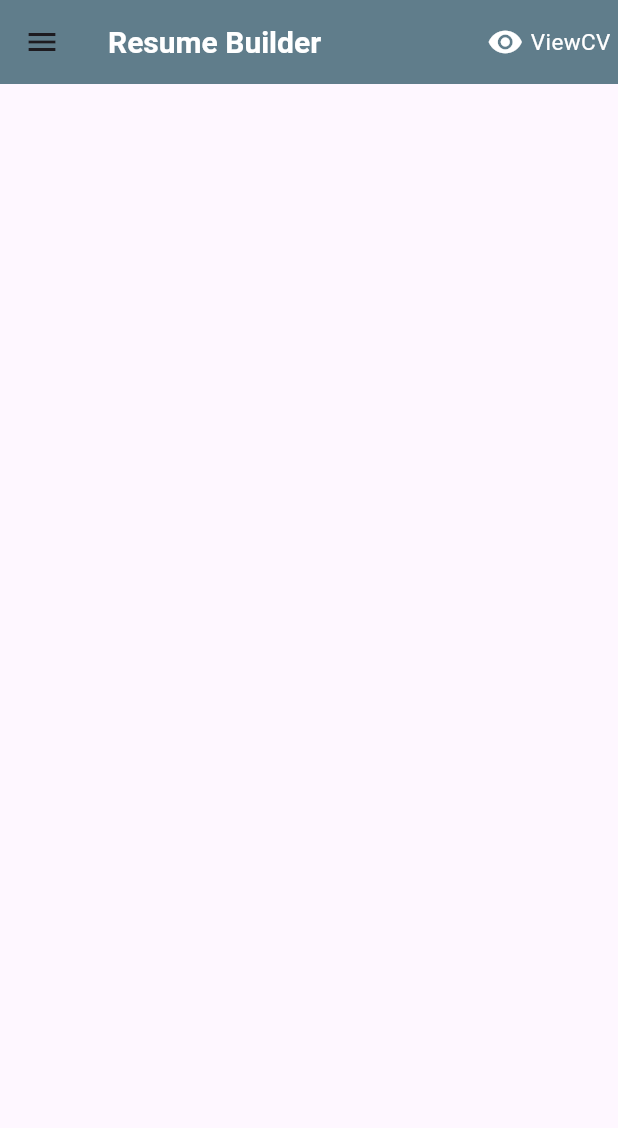
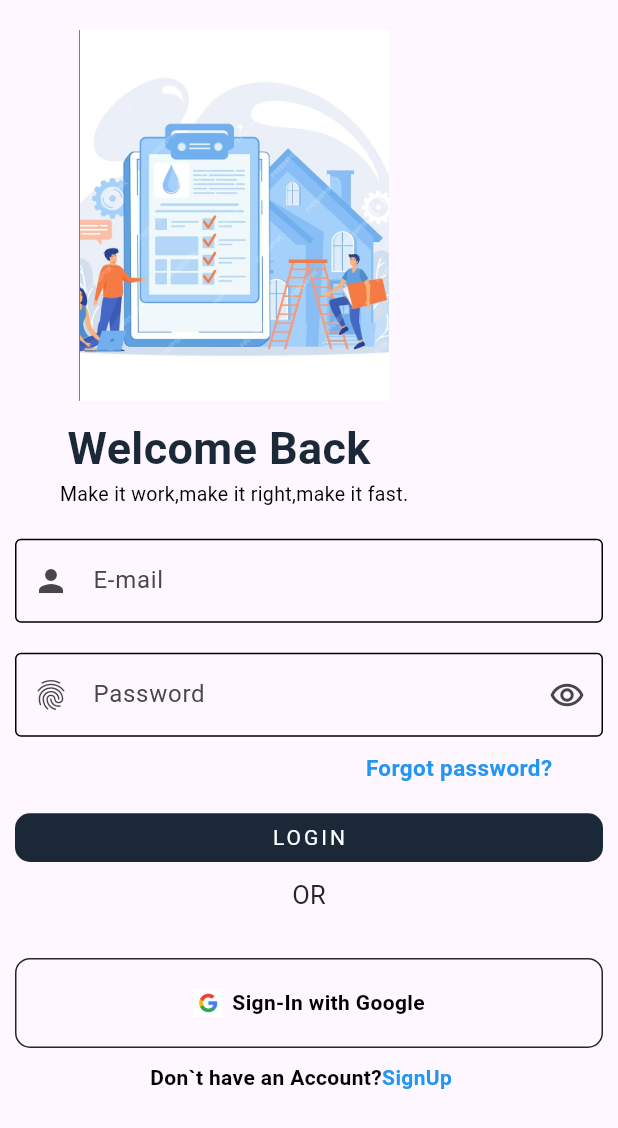
Before and after one commit to Shalu6634/resume_app1, a Flutter app: the screen it shows after launch, on a phone screen of 412 x 824 dp. Shown: the top 1128 px of the screen. Run offline on Flutter 3.47's test engine with Material 3 defaults, Android fonts, the light colour scheme and no system bars; our stand-ins replace image_picker, pdf, printing.

Commit message:
25/05/24

```diff
--- a/lib/screens/homeScreen/PersonalStatement.dart
+++ b/lib/screens/homeScreen/PersonalStatement.dart
@@ -15,6 +15,7 @@ class _PersonalStatementState extends State<PersonalStatement> {
     double width = MediaQuery.of(context).size.width;
     return Scaffold(
       appBar: AppBar(
+        title: Text('Personal Statement',style: TextStyle(color: Colors.white),),
         backgroundColor: Color(0xff1a2838),
         leading: GestureDetector(
           onTap: () {
--- /dev/null
+++ b/lib/screens/homeScreen/login page/login.dart
@@ -0,0 +1,164 @@
+import 'package:flutter/material.dart';
+
+class LoginPage extends StatefulWidget {
+  const LoginPage({super.key});
+
+  @override
+  State<LoginPage> createState() => _LoginPageState();
+}
+TextEditingController txtEmailV = TextEditingController();
+TextEditingController txtPassword = TextEditingController();
+
+class _LoginPageState extends State<LoginPage> {
+  @override
+  Widget build(BuildContext context) {
+    double height = MediaQuery.of(context).size.height;
+    double width = MediaQuery.of(context).size.width;
+    return Scaffold(
+      body: Column(
+        children: [
+          Padding(
+            padding: const EdgeInsets.only(top: 20, right: 100),
+            child: Container(
+              height: height*0.3,
+              width: width*0.5,
+              decoration: BoxDecoration(
+                color: Colors.black,
+                image: DecorationImage(
+                  fit: BoxFit.cover,
+                  image: AssetImage('assets/img/1.jpg'),
+                ),
+              ),
+            ),
+          ),
+          Padding(
+            padding: const EdgeInsets.only(top: 10, right: 120),
+            child: Text(
+              'Welcome Back',
+              style: TextStyle(
+                  color: Color(0xff1a2838),
+                  fontSize: 30,
+                  fontWeight: FontWeight.bold),
+            ),
+          ),
+          Padding(
+            padding: const EdgeInsets.only(right: 100),
+            child: Text(
+              'Make it work,make it right,make it fast.',
+              style: TextStyle(color: Colors.black, fontSize: 13),
+            ),
+          ),
+          SizedBox(
+            height: 10,
+          ),
+          Padding(
+            padding: const EdgeInsets.all(10),
+            child: TextField(
+              controller: txtEmailV,
+              decoration: InputDecoration(
+                focusedBorder: OutlineInputBorder(),
+                  enabledBorder: OutlineInputBorder(),
+                  prefixIcon: Icon(Icons.person),
+                  labelText: 'E-mail'),
+            ),
+          ),
+          Padding(
+            padding: const EdgeInsets.all(10),
+            child: TextField(
+              controller: txtPassword,
+              decoration: InputDecoration(
+                focusedBorder: OutlineInputBorder(),
+                  enabledBorder: OutlineInputBorder(),
+                  prefixIcon: Icon(Icons.fingerprint),
+                  labelText: 'Password',
+                  suffixIcon: Icon(Icons.remove_red_eye_outlined)),
+            ),
+          ),
+          Padding(
+            padding: const EdgeInsets.only(left: 200),
+            child: Text(
+              'Forgot password?',
+              style: TextStyle(
+                  color: Colors.blue,
+                  fontWeight: FontWeight.bold,
+                  fontSize: 15),
+            ),
+          ),
+          Container(
+            margin: EdgeInsets.only(top: 20, left: 10, right: 10),
+            height: height*0.1-50,
+            width: double.infinity,
+            decoration: BoxDecoration(
+              color: Color(0xff1a2838),
+              borderRadius: BorderRadius.circular(10),
+            ),
+            child: Center(
+              child: Text(
+                'LOGIN',
+                style: TextStyle(color: Colors.white, letterSpacing: 2),
+              ),
+            ),
+          ),
+          Padding(
+            padding: const EdgeInsets.all(10),
+            child: Text(
+              'OR',
+              style: TextStyle(color: Color(0xff272727), fontSize: 17),
+            ),
+          ),
+          Container(
+            margin: EdgeInsets.only(top: 20, left: 10, right: 10),
+            height: 60,
+            width: double.infinity,
+            decoration: BoxDecoration(
+              border: Border.all(color: Color(0xff272727), width: 1),
+              borderRadius: BorderRadius.circular(10),
+            ),
+            child: Center(
+              child: Row(
+                mainAxisAlignment: MainAxisAlignment.center,
+                children: [
+                  Container(
+                    height: 20,
+                    width: 20,
+                    child: Image.asset('assets/img/gg.png'),
+                  ),
+                  SizedBox(
+                    width: 6,
+                  ),
+                  Text(
+                    'Sign-In with Google',
+                    style: TextStyle(
+                        color: Colors.black, fontWeight: FontWeight.bold),
+                  ),
+                ],
+              ),
+            ),
+          ),
+          SizedBox(
+            height: 10,
+          ),
+          Row(
+            children: [
+              Padding(
+                padding: const EdgeInsets.only(left: 100),
+                child: Text(
+                  'Don`t have an Account?',
+                  style: TextStyle(
+                    color: Colors.black,
+                    fontWeight: FontWeight.bold,
+                  ),
+                ),
+              ),
+              Text(
+                'SignUp',
+                style:
+                    TextStyle(color: Colors.blue, fontWeight: FontWeight.bold),
+              )
+            ],
+          )
+        ],
+      ),
+    );
+  }
+}
--- a/lib/utils/routes.dart
+++ b/lib/utils/routes.dart
@@ -3,6 +3,7 @@ import 'package:resume_app1/screens/homeScreen/Education.dart';
 import 'package:resume_app1/screens/homeScreen/Experience.dart';
 import 'package:resume_app1/screens/homeScreen/Projects.dart';
 import 'package:resume_app1/screens/homeScreen/Skills.dart';
+import 'package:resume_app1/screens/homeScreen/login%20page/login.dart';
 import 'package:resume_app1/screens/homeScreen/pdf/pdfScreen.dart';
 import '../screens/Splash/SplashScreen.dart';
 import '../screens/homeScreen/ContactInfo.dart';
@@ -16,7 +17,7 @@ class AppRoutes
 {
   static Map<String, Widget Function(BuildContext)> routes  =   {
 
-    '/':(context)=>const SplashScreen(),
+    '/log':(context)=>const SplashScreen(),
     '/person':(context)=>const PersonalStatement(),
     '/draw':(context) => const DrawerPage(),
      '/info':(context)=> const ContactInfo(),
@@ -25,7 +26,8 @@ class AppRoutes
      '/skill':(context)=> const SkillsScreen(),
      '/ref':(context)=> const ReferenceScreen(),
      '/pro':(context)=> const ProjectsScreen(),
-     '/pdf':(context)=>  PdfScreen(),
+     '/pdf':(context)=>  const PdfScreen(),
+     '/':(context)=>  const LoginPage(),
   };
 
 }
--- a/pubspec.yaml
+++ b/pubspec.yaml
@@ -68,6 +68,7 @@ flutter:
   assets:
     - assets/img/cv.png
     - assets/img/1.jpg
+    - assets/img/gg.png
 
   # An image asset can refer to one or more resolution-specific "variants", see
   # https://flutter.dev/assets-and-images/#resolution-aware
```
Also changed, not shown: assets/img/gg.png (added).
